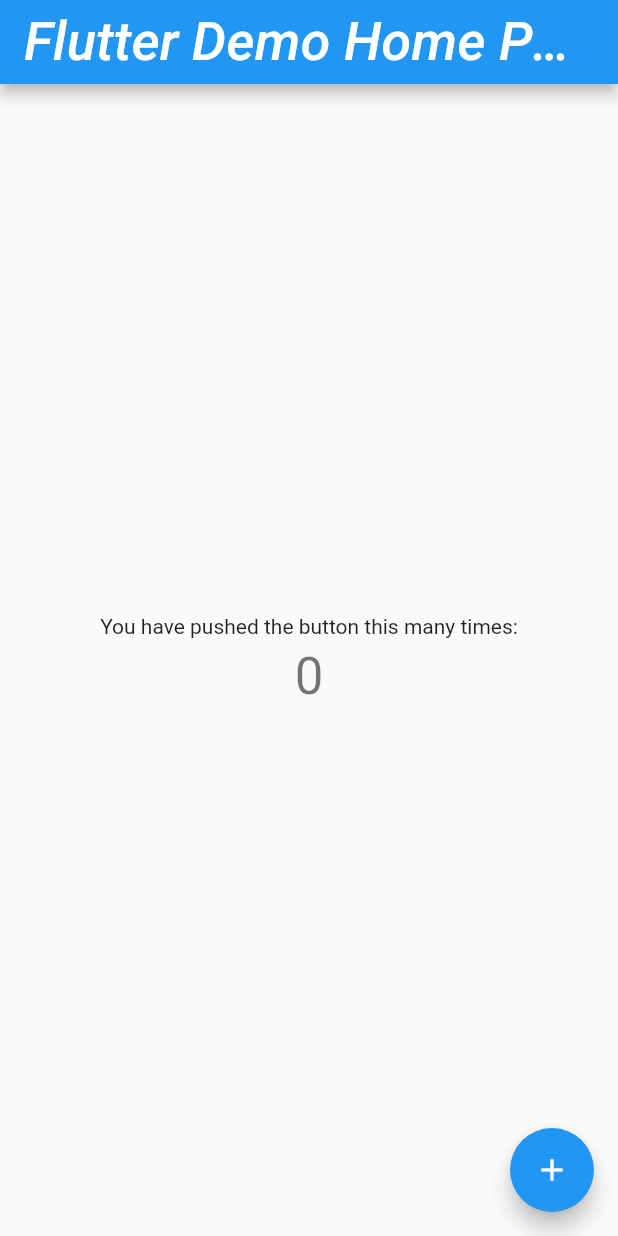
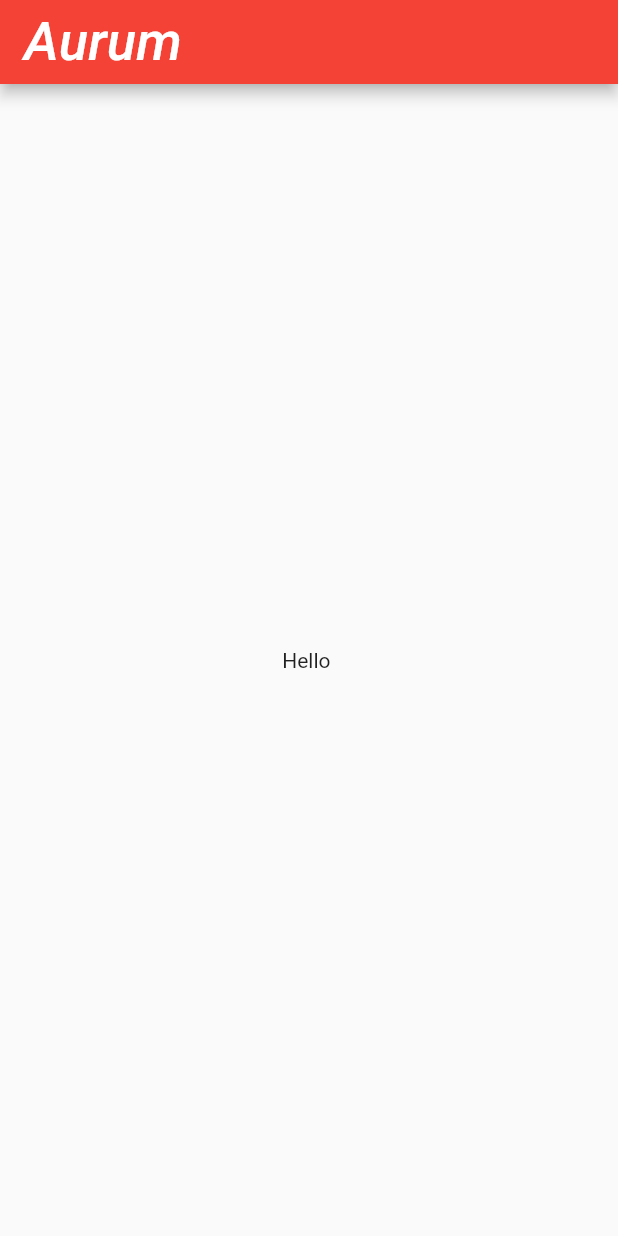
Before and after one commit to khurshid289833/densio, a Flutter app: the screen it shows after launch, on a phone screen of 412 x 824 dp. Run offline on Flutter 3.47's test engine with Material 2 defaults, Android fonts, the phone set to English and light mode, and no system bars; missing offline and left inert: numeric_keyboard; Roboto replaces fonts that are missing (Hind).

Commit message:
Initial commit

```diff
--- a/lib/SecondScreen.dart
+++ b/lib/SecondScreen.dart
@@ -8,7 +8,7 @@ class SecondScreen extends StatefulWidget {
 
   @override
   State<StatefulWidget> createState() {
-    // TODO: implement createState
+
     return SecondScreenState();
   }
 }
@@ -21,7 +21,7 @@ class SecondScreenState extends State<SecondScreen> {
     return Scaffold(
 
       appBar: AppBar(
-        title: Text("Second Screen", style: Theme.of(context).textTheme.headline1,),
+        title: Text("Second Screen",),
 
       ),
       body: Column(
--- a/lib/main.dart
+++ b/lib/main.dart
@@ -6,7 +6,6 @@ void main() {
   runApp(MyApp());
 
 }
-
 
 
 class MyApp extends StatelessWidget {
@@ -25,9 +24,11 @@ class MyApp extends StatelessWidget {
         // or simply save your changes to "hot reload" in a Flutter IDE).
         // Notice that the counter didn't reset back to zero; the application
         // is not restarted.
-        primarySwatch: Colors.blue,
+        primarySwatch: Colors.red,
+        accentColor: Colors.deepOrange,
         fontFamily: '',
         textTheme:  const TextTheme(
+
           headline1: TextStyle(fontSize: 72.0, fontWeight: FontWeight.bold),
           headline6: TextStyle(fontSize: 36.0, fontStyle: FontStyle.italic),
           bodyText2: TextStyle(fontSize: 14.0, fontFamily: 'Hind'),
@@ -44,15 +45,6 @@ class MyApp extends StatelessWidget {
 class MyHomePage extends StatefulWidget {
   MyHomePage({Key? key, required this.title}) : super(key: key);
 
-  // This widget is the home page of your application. It is stateful, meaning
-  // that it has a State object (defined below) that contains fields that affect
-  // how it looks.
-
-  // This class is the configuration for the state. It holds the values (in this
-  // case the title) provided by the parent (in this case the App widget) and
-  // used by the build method of the State. Fields in a Widget subclass are
-  // always marked "final".
-
   final String title;
 
   @override
@@ -62,49 +54,16 @@ class MyHomePage extends StatefulWidget {
 class _MyHomePageState extends State<MyHomePage> {
   int _counter = 0;
 
-  void _incrementCounter() {
-    setState(() {
-      // This call to setState tells the Flutter framework that something has
-      // changed in this State, which causes it to rerun the build method below
-      // so that the display can reflect the updated values. If we changed
-      // _counter without calling setState(), then the build method would not be
-      // called again, and so nothing would appear to happen.
-      _counter++;
-    });
-  }
-
   @override
   Widget build(BuildContext context) {
-    // This method is rerun every time setState is called, for instance as done
-    // by the _incrementCounter method above.
-    //
-    // The Flutter framework has been optimized to make rerunning build methods
-    // fast, so that you can just rebuild anything that needs updating rather
-    // than having to individually change instances of widgets.
+
     return Scaffold(
       appBar: AppBar(
-        // Here we take the value from the MyHomePage object that was created by
-        // the App.build method, and use it to set our appbar title.
-        title: Text(widget.title),
+            title: Text("Aurum"),
       ),
       body: Center(
-        // Center is a layout widget. It takes a single child and positions it
-        // in the middle of the parent.
-        child: Column(
-          // Column is also a layout widget. It takes a list of children and
-          // arranges them vertically. By default, it sizes itself to fit its
-          // children horizontally, and tries to be as tall as its parent.
-          //
-          // Invoke "debug painting" (press "p" in the console, choose the
-          // "Toggle Debug Paint" action from the Flutter Inspector in Android
-          // Studio, or the "Toggle Debug Paint" command in Visual Studio Code)
-          // to see the wireframe for each widget.
-          //
-          // Column has various properties to control how it sizes itself and
-          // how it positions its children. Here we use mainAxisAlignment to
-          // center the children vertically; the main axis here is the vertical
-          // axis because Columns are vertical (the cross axis would be
-          // horizontal).
+            child: Column(
+
           mainAxisAlignment: MainAxisAlignment.center,
           children: <Widget>[
             GestureDetector(
@@ -113,23 +72,15 @@ class _MyHomePageState extends State<MyHomePage> {
               },
 
               child: Text(
-                'You have pushed the button this many times:',
+                'Hello ',
               ),
             ),
 
-            SizedBox(height:5),
-            Text(
-              '$_counter',
-              style: Theme.of(context).textTheme.headline4,
-            ),
+
           ],
         ),
       ),
-      floatingActionButton: FloatingActionButton(
-        onPressed: _incrementCounter,
-        tooltip: 'Increment',
-        child: Icon(Icons.add),
-      ), // This trailing comma makes auto-formatting nicer for build methods.
+
     );
   }
 }
--- a/pubspec.yaml
+++ b/pubspec.yaml
@@ -33,6 +33,8 @@ dev_dependencies:
   flutter_test:
     sdk: flutter
   numeric_keyboard: ^1.1.0
+  provider: ^6.0.1
+  http: ^0.13.3
 # For information on the generic Dart part of this file, see the
 # following page: https://dart.dev/tools/pub/pubspec
 
```
Also changed, not shown: pubspec.lock.
